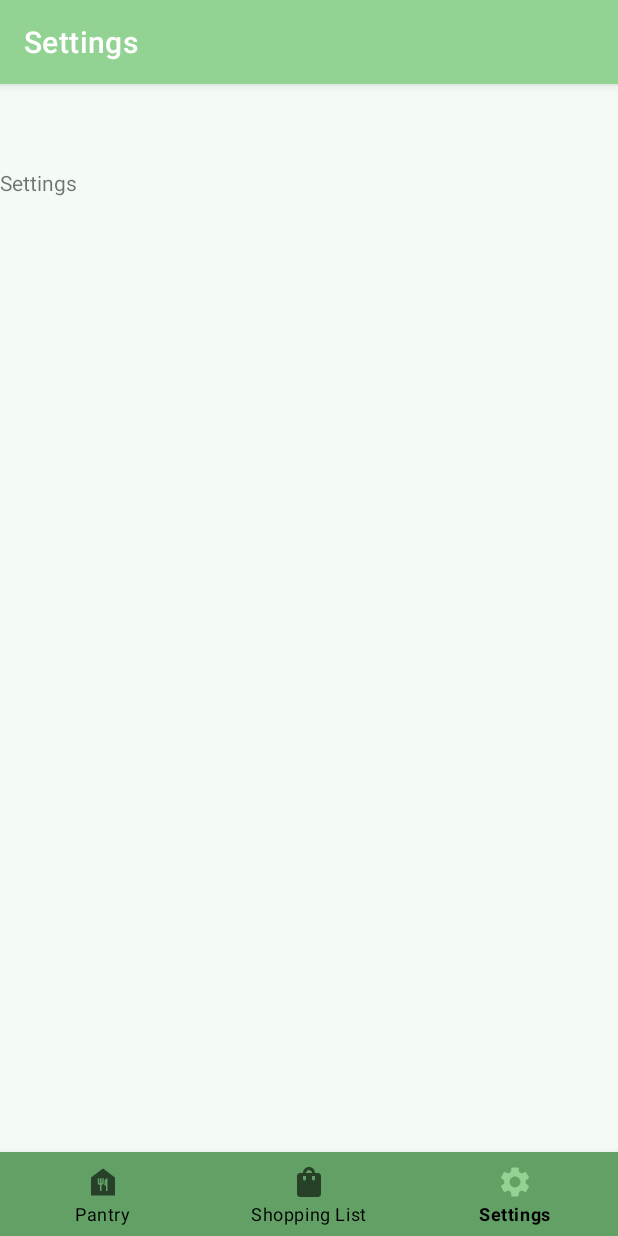
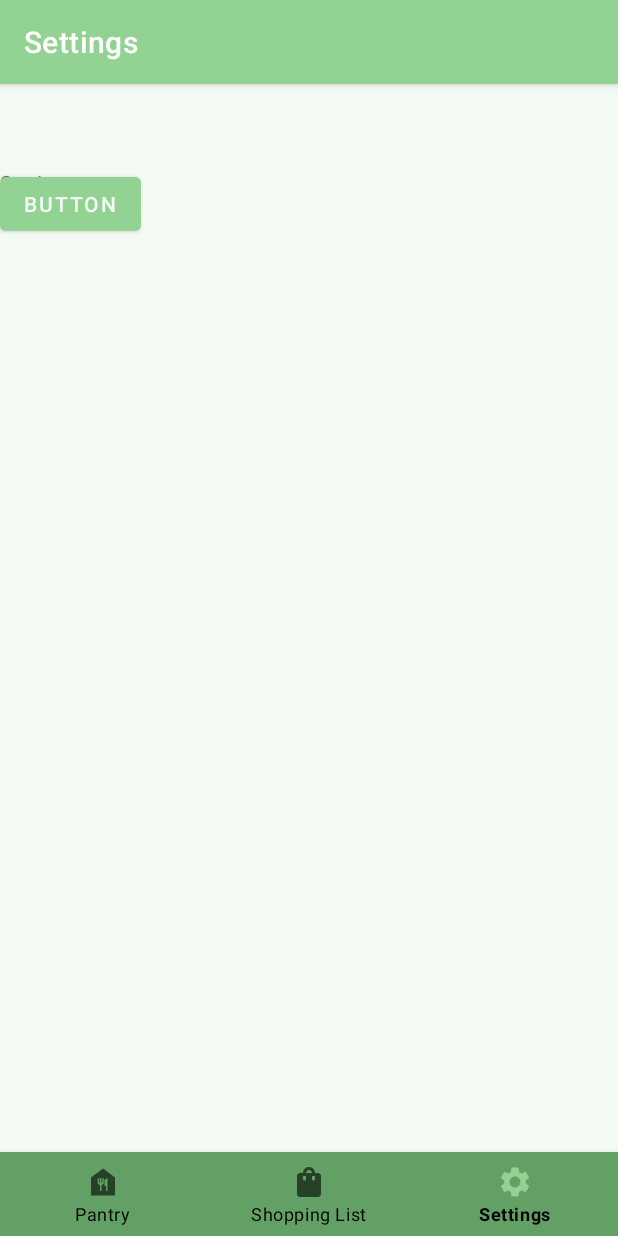
Before and after one commit to SeanAres/CS639Team1Project2021, an Android app: the settings screen opened through its navigation route, on a phone screen of 412 x 824 dp. Run offline under Robolectric (Android 15) with nearby library versions, the phone set to English and light mode, and no system bars; our stand-ins replace navigation-ui.

Commit message:
settings

```diff
--- a/HealthyShopper/app/src/main/res/layout/fragment_settings.xml
+++ b/HealthyShopper/app/src/main/res/layout/fragment_settings.xml
@@ -11,4 +11,10 @@
         android:layout_height="match_parent"
         android:text="@string/settings" />
 
+    <Button
+        android:id="@+id/button2"
+        android:layout_width="wrap_content"
+        android:layout_height="wrap_content"
+        android:text="Button" />
+
 </FrameLayout>
```
